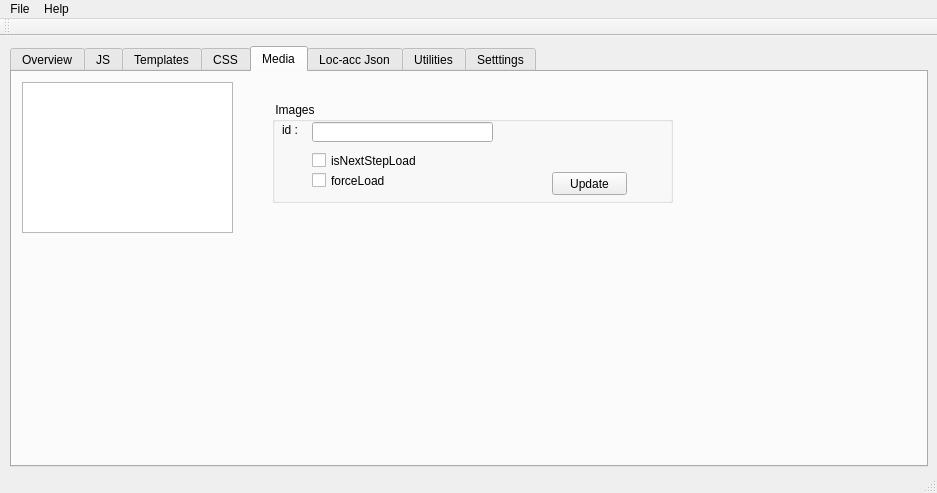
Old version of the form mainwindow.ui in the repository vihangpatel/WatchDog2.
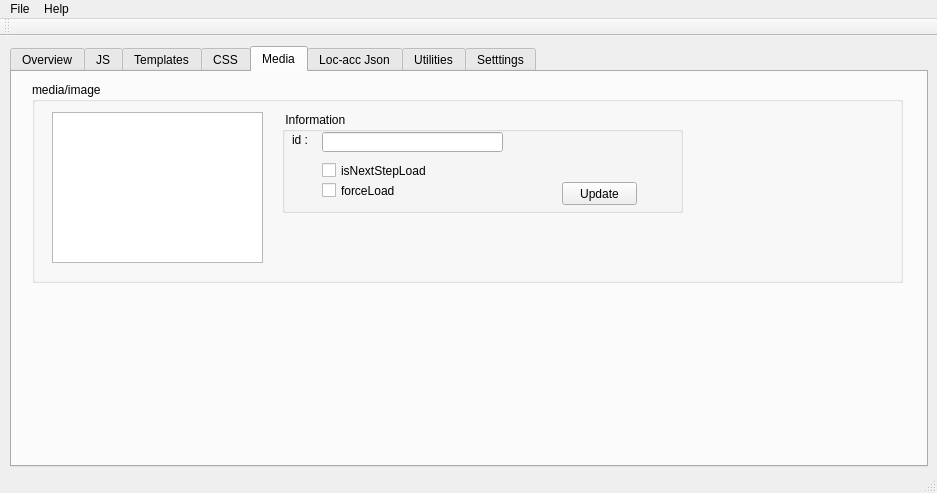
New version of the form. Icons and pictures are not drawn.

Commit message: Adjust UI for the media/image

What changed in the file:
```diff
--- a/mainwindow.ui
+++ b/mainwindow.ui
@@ -659,11 +659,23 @@
      <attribute name="title">
       <string>Media</string>
      </attribute>
-     <widget class="QListWidget" name="mediaList">
+     <widget class="QGroupBox" name="groupBox_6">
       <property name="geometry">
        <rect>
-        <x>10</x>
+        <x>20</x>
         <y>10</y>
+        <width>871</width>
+        <height>201</height>
+       </rect>
+      </property>
+      <property name="title">
+       <string>media/image</string>
+      </property>
+      <widget class="QListWidget" name="mediaList">
+       <property name="geometry">
+        <rect>
+         <x>20</x>
+         <y>30</y>
         <width>211</width>
         <height>151</height>
        </rect>
@@ -672,14 +684,14 @@
      <widget class="QGroupBox" name="groupBox_5">
       <property name="geometry">
        <rect>
-        <x>260</x>
+         <x>250</x>
         <y>30</y>
         <width>401</width>
         <height>101</height>
        </rect>
       </property>
       <property name="title">
-       <string> Images </string>
+        <string> Information</string>
       </property>
       <widget class="QCheckBox" name="cb_mediaIsNextStopLoad">
        <property name="geometry">
@@ -742,6 +754,7 @@
        <property name="text">
         <string>Update</string>
        </property>
+       </widget>
       </widget>
      </widget>
     </widget>
```
Lines whose indentation alone changed are shown as unchanged.
